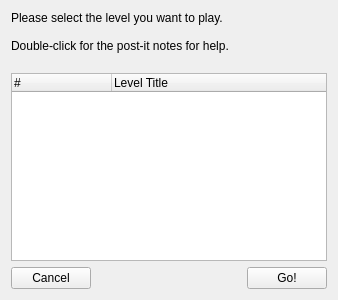
Above: src/view/ChooseLevel.ui from the-butterfly-effect/tbe before the change. Below: the same form after it.
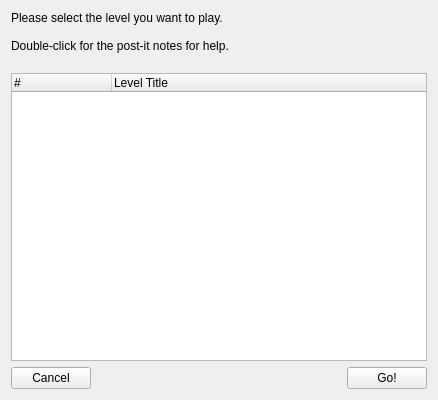
That is the form after the change. Icons and pictures are not drawn. Custom widgets are drawn as their Qt base class.

The edit to the form file:
```diff
--- a/src/view/ChooseLevel.ui
+++ b/src/view/ChooseLevel.ui
@@ -6,8 +6,8 @@
    <rect>
     <x>0</x>
     <y>0</y>
-    <width>338</width>
-    <height>300</height>
+    <width>438</width>
+    <height>400</height>
    </rect>
   </property>
   <property name="windowTitle">
```
